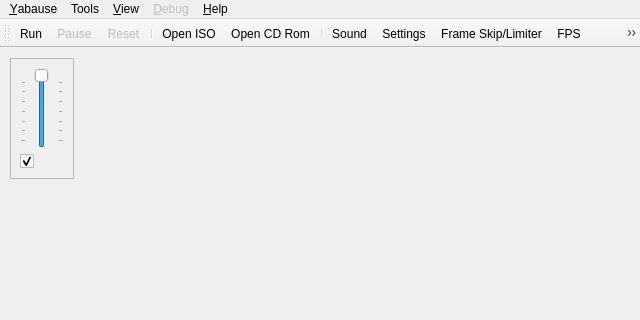
First picture: the form in yabause/src/qt/ui/UIYabause.ui, repository KitoHo/yabause, before the edit; both pictures show x 0 to 640 and y 0 to 320 of the 640 by 480 pixel window.
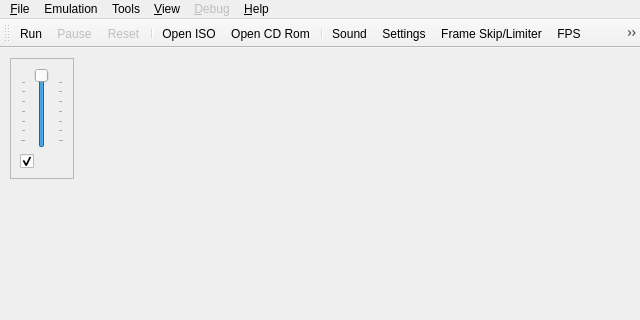
Second picture: the form after the edit. Icons and pictures are not drawn.

Commit message: rework the menu, move some actions, add shortcuts to actons.

```diff
--- a/yabause/src/qt/ui/UIYabause.ui
+++ b/yabause/src/qt/ui/UIYabause.ui
@@ -97,9 +97,9 @@
      <height>27</height>
     </rect>
    </property>
-   <widget class="QMenu" name="mYabause" >
+   <widget class="QMenu" name="mFile" >
     <property name="title" >
-     <string>&amp;Yabause</string>
+     <string>&amp;File</string>
     </property>
     <widget class="QMenu" name="mYabauseSaveState" >
      <property name="title" >
@@ -210,7 +210,18 @@
     <addaction name="aToolsBackupManager" />
     <addaction name="aToolsCheatsList" />
    </widget>
-   <addaction name="mYabause" />
+   <widget class="QMenu" name="mEmulation" >
+    <property name="title" >
+     <string>Emulation</string>
+    </property>
+    <addaction name="aEmulationRun" />
+    <addaction name="aEmulationPause" />
+    <addaction name="aEmulationReset" />
+    <addaction name="separator" />
+    <addaction name="aEmulationFrameSkipLimiter" />
+   </widget>
+   <addaction name="mFile" />
+   <addaction name="mEmulation" />
    <addaction name="mTools" />
    <addaction name="mView" />
    <addaction name="mViewDebug" />
```
Left out of the diff: 239 changed lines with no effect on the pictures. The commit also changes 2 other files.
